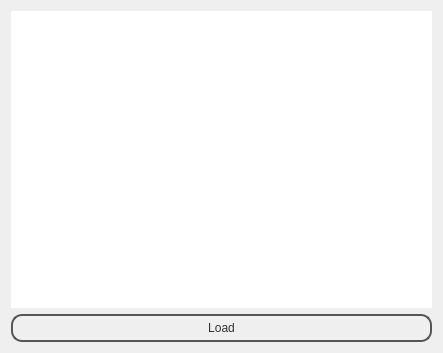
Before: the Qt Designer form gui/gui/MainWindow.ui in benhj/knoxcrypt, drawn with Qt 5.
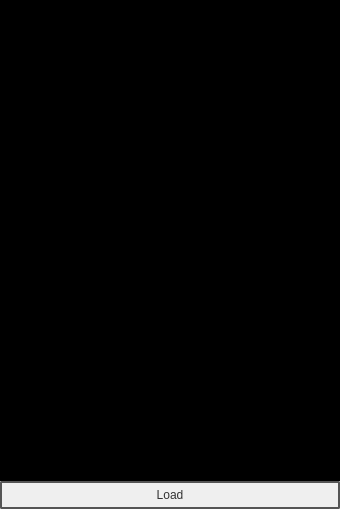
After: the same form once the commit is applied.

What changed in the file:
```diff
--- a/gui/gui/MainWindow.ui
+++ b/gui/gui/MainWindow.ui
@@ -6,23 +6,37 @@
    <rect>
     <x>0</x>
     <y>0</y>
-    <width>443</width>
-    <height>353</height>
+    <width>340</width>
+    <height>509</height>
    </rect>
   </property>
   <property name="windowTitle">
    <string>TeaSafe GUI</string>
   </property>
   <property name="styleSheet">
-   <string notr="true">#MainWindow QTreeWidget {
+   <string notr="true">#MainWindow QWidget {
+border-radius: 0px;
+padding: 0px;
+border:hidden;
+}
+
+#MainWindow QMainWindow{
+border-radius: 0px;
+padding: 0px;
+border:hidden;
+}
+
+#MainWindow QTreeWidget {
 border: none;
+background: black;
+color: white;
 }
 
 
 #MainWindow QPushButton {
 color: #333;
 border: 2px solid #555;
-border-radius: 11px;
+border-radius: 2px;
 padding: 5px;
 background: qradialgradient(cx: 0.3, cy: -0.4,
 fx: 0.3, fy: -0.4,
@@ -46,11 +60,32 @@
    <bool>false</bool>
   </property>
   <widget class="QWidget" name="centralWidget">
-   <layout class="QGridLayout" name="gridLayout">
+   <layout class="QGridLayout" name="gridLayout" rowstretch="0,0" columnstretch="0">
+    <property name="sizeConstraint">
+     <enum>QLayout::SetDefaultConstraint</enum>
+    </property>
+    <property name="leftMargin">
+     <number>0</number>
+    </property>
+    <property name="topMargin">
+     <number>0</number>
+    </property>
+    <property name="rightMargin">
+     <number>0</number>
+    </property>
+    <property name="bottomMargin">
+     <number>0</number>
+    </property>
+    <property name="horizontalSpacing">
+     <number>-1</number>
+    </property>
+    <property name="verticalSpacing">
+     <number>0</number>
+    </property>
     <item row="0" column="0">
      <widget class="QTreeWidget" name="fileTree">
       <property name="styleSheet">
-       <string notr="true"/>
+       <string notr="true">left:5px;</string>
       </property>
       <property name="frameShape">
        <enum>QFrame::NoFrame</enum>
@@ -76,6 +111,12 @@
     </item>
     <item row="1" column="0">
      <widget class="QPushButton" name="loadButton">
+      <property name="minimumSize">
+       <size>
+        <width>94</width>
+        <height>0</height>
+       </size>
+      </property>
       <property name="text">
        <string>Load</string>
       </property>
```
Left out of the diff: 3 changed lines with no effect on the pictures.
